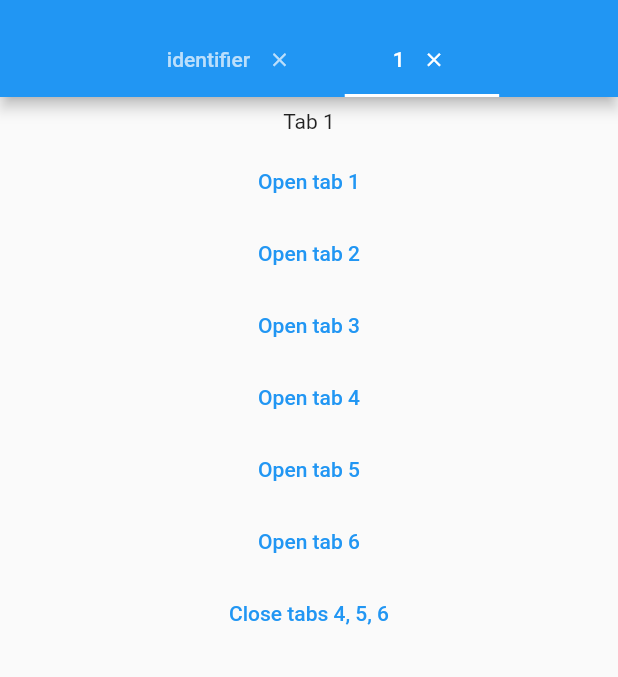
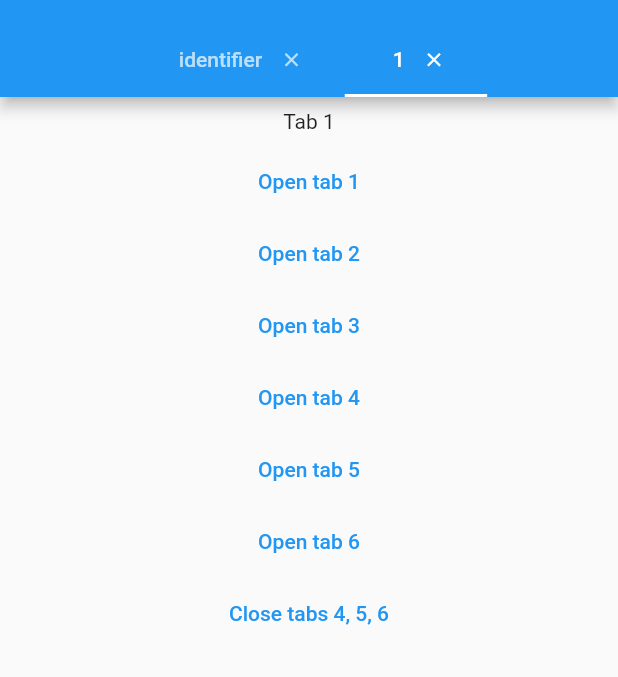
Before and after one commit to NamanShergill/flutter_dynamic_tabs, a Flutter app: the screen it shows after launch, after a tap on "Open tab 1", on a phone screen of 412 x 824 dp, the part 59-736 px from its top. Run offline on Flutter 3.47's test engine with Material 2 defaults, Android fonts, the phone set to English and light mode, and no system bars.

Commit message:
padding fixes

```diff
--- a/lib/src/dynamic_tabs_wrapper.dart
+++ b/lib/src/dynamic_tabs_wrapper.dart
@@ -106,23 +106,23 @@ class _DynamicTabsWrapperState extends State<DynamicTabsWrapper>
                 height: item.height,
                 icon: item.icon,
                 key: item.key,
-                child: Padding(
-                  padding: item.padding,
                 child: Row(
                   children: [
-                      if (item.child != null) item.child!,
-                      if (item.child == null && item.label != null)
-                        Text(item.label!),
+                    Padding(
+                      padding: item.childPadding,
+                      child: item.child == null && item.label != null
+                          ? Text(item.label!)
+                          : item.child!,
+                    ),
                     if (item.isDismissible)
                       Padding(
-                          padding:
-                              EdgeInsets.only(left: item.padding.right / 2),
+                        padding: item.closeButtonMargin,
                         child: Material(
                           color: Colors.transparent,
                           child: InkWell(
                             onTap: () {
-                                widget.controller.closeTab(item.identifier,
-                                    showDialog: true);
+                              widget.controller
+                                  .closeTab(item.identifier, showDialog: true);
                             },
                             onLongPress: () {
                               widget.controller.closeTab(item.identifier);
@@ -140,7 +140,6 @@ class _DynamicTabsWrapperState extends State<DynamicTabsWrapper>
                         ),
                       )
                   ],
-                  ),
                 ),
               );
             }
@@ -373,9 +372,10 @@ class DynamicTab {
       this.isDismissible = true,
       this.key,
       this.height,
+      this.closeButtonMargin = const EdgeInsets.symmetric(horizontal: 8),
       this.isFocusedOnInit = false,
       this.icon,
-      this.padding = const EdgeInsets.symmetric(horizontal: 16),
+      this.childPadding = const EdgeInsets.only(left: 16),
       this.iconMargin = const EdgeInsets.only(bottom: 10.0),
       bool isInitiallyActive = false})
       : assert(label != null || identifier != null,
@@ -397,11 +397,12 @@ class DynamicTab {
   /// null along with `child` or `text`, the default height is 72.0 pixels. Without an `icon`, the
   /// height is 46.0 pixels.
   final double? height;
-  final EdgeInsets padding;
+  final EdgeInsets childPadding;
   final bool isFocusedOnInit;
   final String identifier;
   final bool isDismissible;
   final bool isInitiallyActive;
+  final EdgeInsets closeButtonMargin;
   final EdgeInsetsGeometry iconMargin;
 }
 
```
Lines whose indentation alone changed are shown as unchanged.
